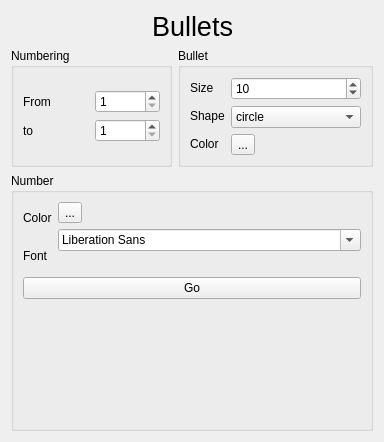
jose94752/ClipEdit, file sources/Forms/formnumberedbullets.ui: the form before one commit.
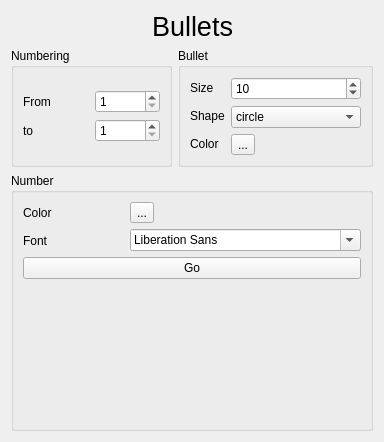
The form after the commit. Custom widgets are drawn as their Qt base class.

```diff
--- a/sources/Forms/formnumberedbullets.ui
+++ b/sources/Forms/formnumberedbullets.ui
@@ -242,21 +242,7 @@
                <widget class="QFontComboBox" name="fontComboBox"/>
               </item>
               <item>
-               <layout class="QHBoxLayout" name="horizontalLayout_4">
-                <item>
-                 <spacer name="horizontalSpacer_3">
-                  <property name="orientation">
-                   <enum>Qt::Horizontal</enum>
-                  </property>
-                  <property name="sizeHint" stdset="0">
-                   <size>
-                    <width>40</width>
-                    <height>20</height>
-                   </size>
-                  </property>
-                 </spacer>
-                </item>
-               </layout>
+               <layout class="QHBoxLayout" name="horizontalLayout_4"/>
               </item>
              </layout>
             </item>
```
Left out of the diff: 2 changed lines with no effect on the pictures.
